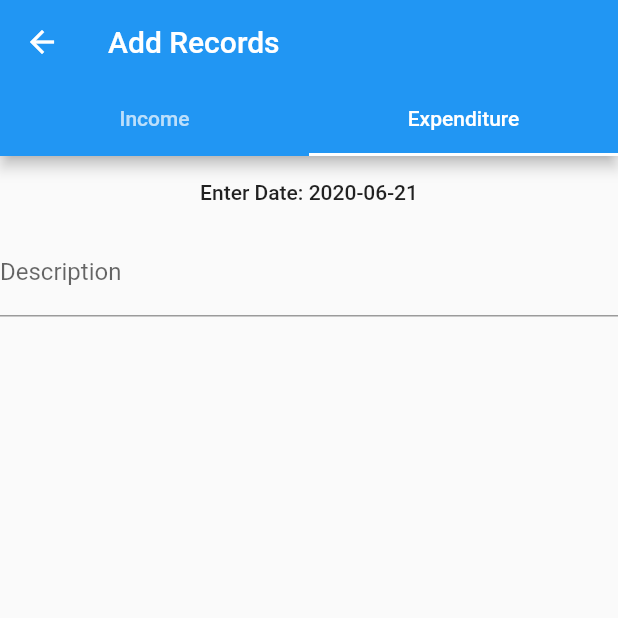
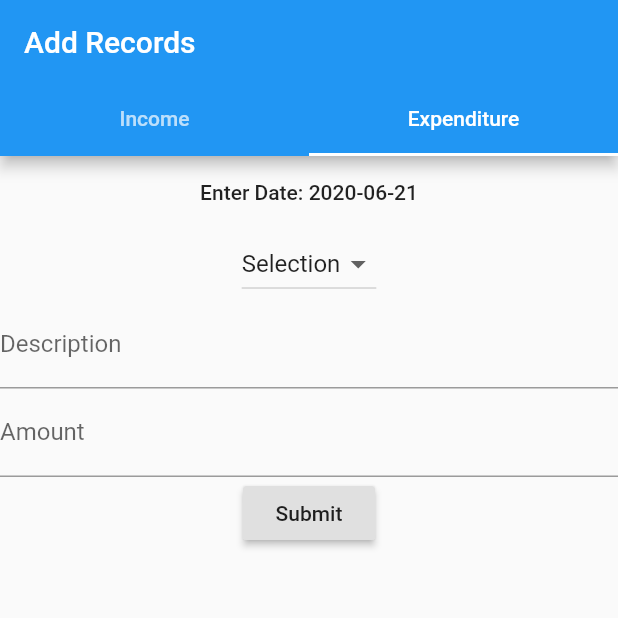
Before and after one commit to samipism/HisabKitab, a Flutter app: the AddRecord screen opened directly, tab 2 chosen, on a phone screen of 412 x 824 dp, the top half of it. Run offline on Flutter 3.47's test engine with Material 2 defaults, Android fonts, the phone set to English and light mode, and no system bars; our stand-ins replace bloc, equatable, flutter_bloc.

Commit message:
Expenses Added

```diff
--- /dev/null
+++ b/lib/AddRecord/Expenditure.dart
@@ -0,0 +1,115 @@
+import 'package:flutter/material.dart';
+import 'package:myproject/AddRecord/bloc/formdata_bloc.dart';
+import 'package:myproject/AddRecord/data.dart';
+import 'package:myproject/bloc/tags_bloc.dart';
+import 'package:flutter_bloc/flutter_bloc.dart';
+
+class Expenditure extends StatefulWidget {
+  @override
+  _ExpenditureState createState() => _ExpenditureState();
+}
+
+class _ExpenditureState extends State<Expenditure> {
+  DateTime entryDate;
+  String tag;
+  @override
+  void initState() {
+    super.initState();
+    entryDate = DateTime.now();
+    tag = "Selection";
+  }
+
+  TextEditingController _desc = TextEditingController();
+  TextEditingController _amount = TextEditingController();
+
+  @override
+  Widget build(BuildContext context) {
+    return Form(
+      child: Column(
+        children: <Widget>[
+          FlatButton(
+              onPressed: () async {
+                DateTime date = await showDatePicker(
+                    context: context,
+                    initialDate: DateTime.now(),
+                    firstDate: DateTime(1970, 1, 1),
+                    lastDate: DateTime.now());
+                setState(() {
+                  entryDate = date;
+                });
+              },
+              child: Text("Enter Date: ${entryDate.toString().split(" ")[0]}")),
+          BlocBuilder<TagsBloc, TagsState>(
+            builder: (context, state) {
+              if (state is TagsStateSuccess) {
+                return DropdownButton(
+                    value: tag,
+                    items: state.tags
+                        .map((e) => DropdownMenuItem<String>(
+                              child: Text(e),
+                              value: e,
+                            ))
+                        .toList(),
+                    onChanged: (String s) {
+                      setState(() {
+                        tag = s;
+                      });
+                    });
+              } else if (state is TagsInitial) {
+                return DropdownButton(
+                    value: tag,
+                    items: state.tags
+                        .map((e) => DropdownMenuItem<String>(
+                              child: Text(e),
+                              value: e,
+                            ))
+                        .toList(),
+                    onChanged: (String s) {
+                      setState(() {
+                        tag = s;
+                      });
+                    });
+              } else
+                return Text("Some Error");
+            },
+          ),
+          TextFormField(
+            controller: _desc,
+            decoration: InputDecoration(
+              labelText: "Description",
+            ),
+          ),
+          TextFormField(
+            controller: _amount,
+            keyboardType: TextInputType.number,
+            decoration: InputDecoration(
+              labelText: "Amount",
+            ),
+          ),
+          RaisedButton(
+            onPressed: () {
+              BlocProvider.of<FormdataBloc>(context).add(FormdataAddition(Data(
+                  income: 0,
+                  expenditure: int.parse(_amount.text),
+                  friends: _desc.text,
+                  dateTime: entryDate)));
+              _desc.clear();
+              _amount.clear();
+
+              Scaffold.of(context).showSnackBar(
+                  SnackBar(content: Text("Form Submitted Successfully.")));
+            },
+            child: Text('Submit'),
+          )
+        ],
+      ),
+    );
+  }
+
+  @override
+  void dispose() {
+    _amount.dispose();
+    _desc.dispose();
+    super.dispose();
+  }
+}
--- /dev/null
+++ b/lib/AddRecord/bloc/formdata_bloc.dart
@@ -0,0 +1,24 @@
+import 'dart:async';
+
+import 'package:bloc/bloc.dart';
+import 'package:equatable/equatable.dart';
+import 'package:myproject/AddRecord/data.dart';
+
+part 'formdata_event.dart';
+part 'formdata_state.dart';
+
+class FormdataBloc extends Bloc<FormdataEvent, FormdataState> {
+  List<Data> data = [];
+  @override
+  FormdataState get initialState => FormdataInitial();
+
+  @override
+  Stream<FormdataState> mapEventToState(
+    FormdataEvent event,
+  ) async* {
+    if (event is FormdataAddition) {
+      data.add(event.datum);
+      yield FormdataSuccess(data);
+    }
+  }
+}
--- /dev/null
+++ b/lib/AddRecord/bloc/formdata_event.dart
@@ -0,0 +1,11 @@
+part of 'formdata_bloc.dart';
+
+abstract class FormdataEvent extends Equatable {
+  const FormdataEvent();
+}
+
+class FormdataAddition extends FormdataEvent {
+  List<Object> get props => [];
+  final Data datum;
+  const FormdataAddition(this.datum);
+}
--- /dev/null
+++ b/lib/AddRecord/bloc/formdata_state.dart
@@ -0,0 +1,27 @@
+part of 'formdata_bloc.dart';
+
+abstract class FormdataState extends Equatable {
+  const FormdataState();
+}
+
+class FormdataInitial extends FormdataState {
+  @override
+  List<Object> get props => [];
+}
+
+class FormdataLoading extends FormdataState {
+  @override
+  List<Object> get props => [];
+}
+
+class FormdataSuccess extends FormdataState {
+  final List<Data> data;
+  @override
+  List<Object> get props => [data];
+  FormdataSuccess(this.data);
+}
+
+class FormdataError extends FormdataState {
+  @override
+  List<Object> get props => [];
+}
--- /dev/null
+++ b/lib/AddRecord/recordAdd.dart
@@ -0,0 +1,37 @@
+import 'package:flutter/material.dart';
+import 'package:myproject/AddRecord/Expenditure.dart';
+import 'package:myproject/AddRecord/Income.dart';
+import 'package:myproject/AddRecord/bloc/formdata_bloc.dart';
+import 'package:myproject/bloc/tags_bloc.dart';
+import 'package:flutter_bloc/flutter_bloc.dart';
+
+class AddRecord extends StatelessWidget {
+  @override
+  Widget build(BuildContext context) {
+    return MultiBlocProvider(
+        providers: [
+          BlocProvider(
+            create: (context) => TagsBloc(),
+          ),
+          BlocProvider(
+            create: (context) => FormdataBloc(),
+          ),
+        ],
+        child: DefaultTabController(
+          length: 2,
+          child: Scaffold(
+              appBar: AppBar(
+                title: Text("Add Records"),
+                bottom: TabBar(tabs: [
+                  Tab(
+                    text: "Income",
+                  ),
+                  Tab(text: "Expenditure")
+                ]),
+              ),
+              body: TabBarView(
+                children: <Widget>[Income(), Expenditure()],
+              )),
+        ));
+  }
+}
--- a/lib/bloc/tags_event.dart
+++ b/lib/bloc/tags_event.dart
@@ -1,4 +1,18 @@
 part of 'tags_bloc.dart';
 
-@immutable
-abstract class TagsEvent {}
+abstract class TagsEvent extends Equatable {
+  const TagsEvent();
+  @override
+  List<Object> get props => [];
+}
+
+class TagsAddition extends TagsEvent {
+  final String tag;
+  const TagsAddition(this.tag);
+  @override
+  List<Object> get props => [tag];
+}
+
+class TagsList extends TagsEvent {
+  const TagsList();
+}
--- a/lib/bloc/tags_state.dart
+++ b/lib/bloc/tags_state.dart
@@ -1,6 +1,31 @@
 part of 'tags_bloc.dart';
 
-@immutable
-abstract class TagsState {}
+abstract class TagsState extends Equatable {
+  const TagsState();
+  @override
+  List<Object> get props => [];
+}
 
-class TagsInitial extends TagsState {}
+class TagsInitial extends TagsState {
+  final List<String> tags;
+  TagsInitial(this.tags);
+  @override
+  List<Object> get props => [tags];
+}
+
+class TagsStateLoading extends TagsState {
+  @override
+  String toString() => 'SearchStateLoading';
+}
+
+class TagsStateEmpty extends TagsState {
+  const TagsStateEmpty();
+}
+
+class TagsStateSuccess extends TagsState {
+  @override
+  final List<String> tags;
+  const TagsStateSuccess(this.tags);
+  @override
+  List<Object> get props => [tags];
+}
--- a/lib/recordAdd.dart
+++ /dev/null
@@ -1,77 +0,0 @@
-import 'package:flutter/material.dart';
-
-class AddRecord extends StatelessWidget {
-  @override
-  Widget build(BuildContext context) {
-    return DefaultTabController(
-      length: 2,
-      child: Scaffold(
-          appBar: AppBar(
-            title: Text("Add Records"),
-            bottom: TabBar(tabs: [
-              Tab(
-                text: "Income",
-              ),
-              Tab(text: "Expenditure")
-            ]),
-          ),
-          body: TabBarView(
-            children: <Widget>[Income(), Expenditure()],
-          )),
-    );
-  }
-}
-
-class Expenditure extends StatefulWidget {
-  @override
-  _ExpenditureState createState() => _ExpenditureState();
-}
-
-class _ExpenditureState extends State<Expenditure> {
-  String entryDate;
-
-  @override
-  void initState() {
-    super.initState();
-    entryDate = DateTime.now().toString().split(" ")[0];
-  }
-
-  @override
-  Widget build(BuildContext context) {
-    return Form(
-      child: Column(
-        children: <Widget>[
-          FlatButton(
-              onPressed: () async {
-                DateTime date = await showDatePicker(
-                    context: context,
-                    initialDate: DateTime.now(),
-                    firstDate: DateTime(1970, 1, 1),
-                    lastDate: DateTime.now());
-                setState(() {
-                  entryDate = date.toString().split(" ")[0];
-                });
-              },
-              child: Text("Enter Date: $entryDate")),
-          TextFormField(
-            decoration: InputDecoration(
-              labelText: "Description",
-            ),
-          )
-        ],
-      ),
-    );
-  }
-}
-
-class Income extends StatefulWidget {
-  @override
-  _IncomeState createState() => _IncomeState();
-}
-
-class _IncomeState extends State<Income> {
-  @override
-  Widget build(BuildContext context) {
-    return Center(child: Text("Income"));
-  }
-}
```
Also changed, not shown: lib/AddRecord/Income.dart (added, +12 -0 lines), lib/Home/Home.dart (added, +52 -0 lines), lib/Home/TotalData.dart (added, +8 -0 lines), lib/bloc/tags_bloc.dart (+12 -6 lines), lib/dataBloc.dart (+16 -16 lines), lib/main.dart (+3 -99 lines), lib/AddRecord/data.dart (renamed from lib/data.dart), 1 other file.
